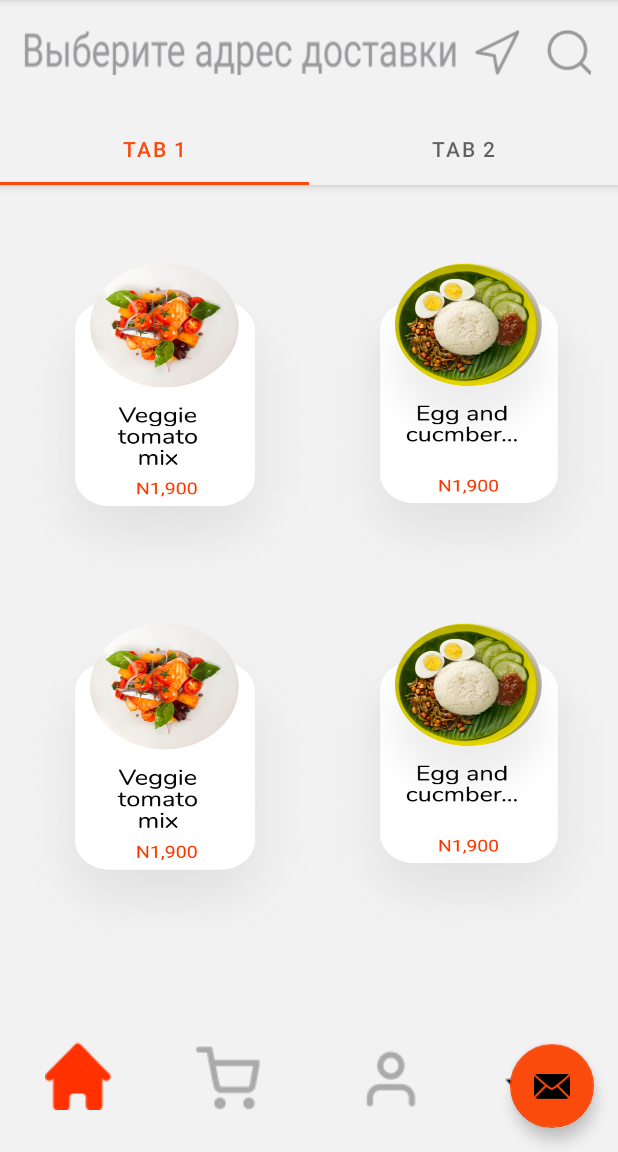
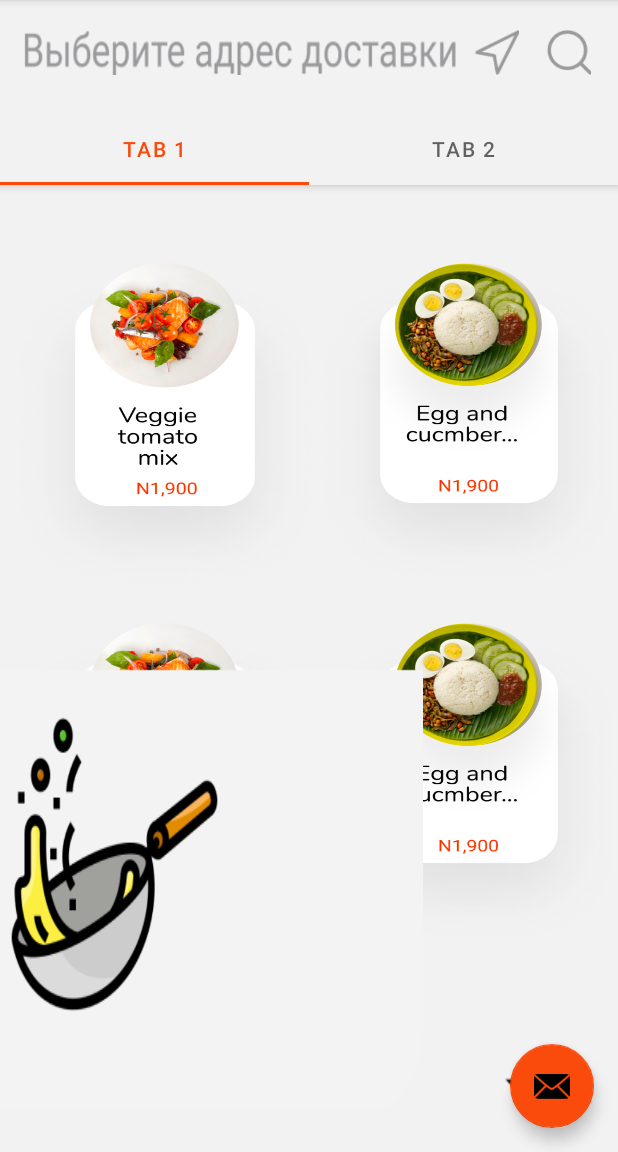
Before and after one commit to StepanovaSamanta/Session-1, an Android app: the MainActivity screen opened directly, with no data from a screen before it, on a phone screen of 412 x 824 dp, the part 84-1236 px from its top. Run offline under Robolectric (Android 15) with nearby library versions, the phone set to English and light mode, and no system bars; 1 statement that could not run was skipped.

Commit message:
2 Session 5 commit

```diff
--- a/app/src/main/AndroidManifest.xml
+++ b/app/src/main/AndroidManifest.xml
@@ -4,7 +4,7 @@
 
     <application
         android:allowBackup="true"
-        android:icon="@drawable/img"
+        android:icon="@drawable/img_1"
         android:label="WSR Food"
         android:roundIcon="@drawable/img_11"
         android:supportsRtl="true"
--- a/app/src/main/res/layout/activity_main.xml
+++ b/app/src/main/res/layout/activity_main.xml
@@ -80,6 +80,7 @@
         android:layout_marginBottom="16dp"
         android:visibility="invisible"
         app:srcCompat="@android:drawable/ic_dialog_email"
-        tools:ignore="ContentDescription,SpeakableTextPresentCheck" />
+        tools:ignore="ContentDescription,SpeakableTextPresentCheck"
+        tools:visibility="gone" />
 
 </androidx.coordinatorlayout.widget.CoordinatorLayout>
--- a/app/src/main/res/layout/activity_qwerty.xml
+++ b/app/src/main/res/layout/activity_qwerty.xml
@@ -83,6 +83,7 @@
         app:layout_anchor="@+id/view_pager"
         app:layout_anchorGravity="end|bottom"
         app:srcCompat="@android:drawable/ic_dialog_email"
-        tools:ignore="ContentDescription,SpeakableTextPresentCheck" />
+        tools:ignore="ContentDescription,SpeakableTextPresentCheck"
+        tools:visibility="gone" />
 
 </androidx.coordinatorlayout.widget.CoordinatorLayout>
--- a/app/src/main/res/layout/activity_sign_up.xml
+++ b/app/src/main/res/layout/activity_sign_up.xml
@@ -23,7 +23,7 @@
         android:id="@+id/imageView6"
         android:layout_width="418dp"
         android:layout_height="178dp"
-        android:background="@drawable/img_1"
+        android:background="@drawable/img_gg"
         app:layout_constraintEnd_toEndOf="parent"
         app:layout_constraintStart_toStartOf="parent"
         app:layout_constraintTop_toTopOf="parent"
@@ -92,7 +92,7 @@
         android:layout_height="70dp"
         android:layout_marginStart="44dp"
         android:layout_marginTop="620dp"
-        android:background="@drawable/img_2"
+        android:background="@drawable/img_cancel"
         android:onClick="btn1"
         app:layout_constraintStart_toStartOf="parent"
         app:layout_constraintTop_toTopOf="parent"
--- a/app/src/main/res/layout/fragment_qwerty.xml
+++ b/app/src/main/res/layout/fragment_qwerty.xml
@@ -57,7 +57,7 @@
         android:layout_height="wrap_content"
         android:layout_marginStart="30dp"
         android:layout_marginBottom="28dp"
-        android:background="@drawable/img"
+        android:background="@drawable/img_1"
         app:layout_constraintBottom_toBottomOf="parent"
         app:layout_constraintStart_toStartOf="parent" />
 
@@ -77,7 +77,7 @@
         android:layout_height="wrap_content"
         android:layout_marginEnd="130dp"
         android:layout_marginBottom="28dp"
-        android:background="@drawable/img_1"
+        android:background="@drawable/img_gg"
         app:layout_constraintBottom_toBottomOf="parent"
         app:layout_constraintEnd_toEndOf="parent" />
 
@@ -87,7 +87,7 @@
         android:layout_height="wrap_content"
         android:layout_marginEnd="30dp"
         android:layout_marginBottom="28dp"
-        android:background="@drawable/img_2"
+        android:background="@drawable/img_cancel"
         app:layout_constraintBottom_toBottomOf="parent"
         app:layout_constraintEnd_toEndOf="parent" />
 
```
Also changed, not shown: app/src/main/res/drawable-v24/img.png, app/src/main/res/drawable-v24/img_1.png, app/src/main/res/drawable-v24/img_cancel.png (renamed from app/src/main/res/drawable-v24/img_2.png), app/src/main/res/drawable-v24/img_gg.png (added), app/src/main/res/drawable/img.png (deleted), app/src/main/res/drawable/img_1.png, app/src/main/res/drawable/img_cancel.png (renamed from app/src/main/res/drawable/img_2.png).
